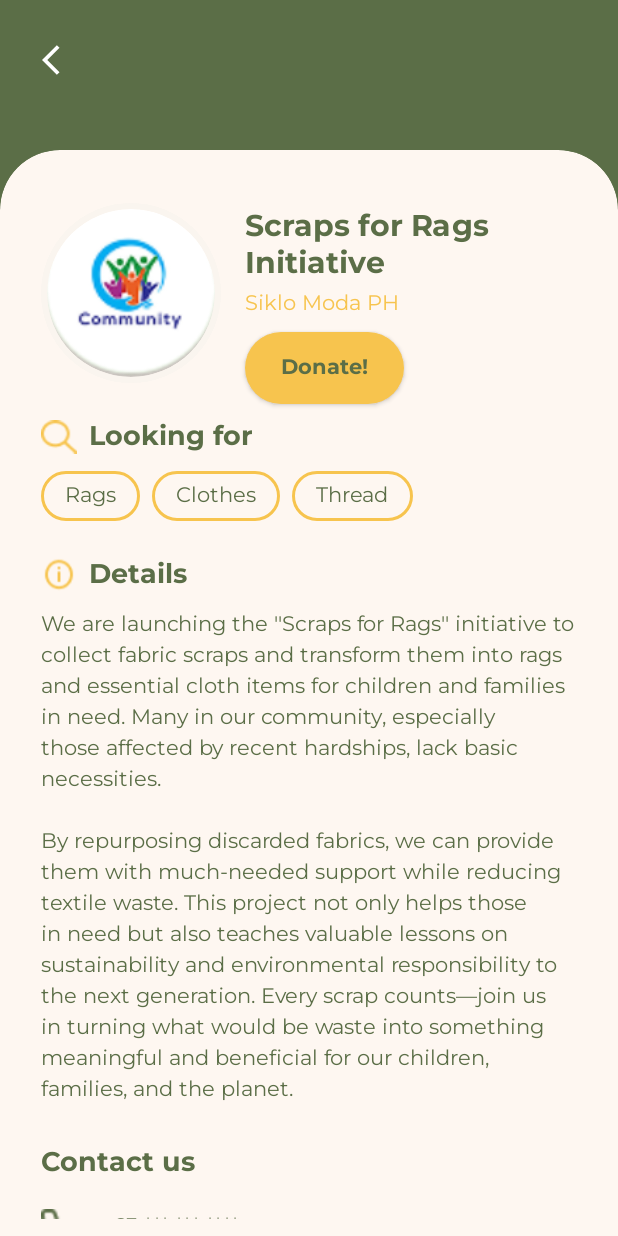
After one commit to mfsvelasquez/Retasify, an Android app: the fragment PartnerDetailFragment shown on its own in the app's theme, on a phone screen of 412 x 824 dp. The commit adds this screen. Run offline under Robolectric (Android 15) with nearby library versions, the phone set to English and light mode, and no system bars; our stand-ins replace CircleImageView.

Commit message:
done na ko

```diff
--- /dev/null
+++ b/app/src/main/java/com/nepobabies/retas/PartnerDetailFragment.kt
@@ -0,0 +1,6 @@
+package com.nepobabies.retas
+
+import androidx.fragment.app.Fragment
+
+class PartnerDetailFragment : Fragment(R.layout.fragment_partner_detail) {
+}
--- a/app/src/main/java/com/nepobabies/retas/UpcycleFragment.kt
+++ b/app/src/main/java/com/nepobabies/retas/UpcycleFragment.kt
@@ -5,6 +5,10 @@ import androidx.fragment.app.Fragment
 import android.view.LayoutInflater
 import android.view.View
 import android.view.ViewGroup
+import android.widget.ImageView
+import androidx.core.view.children
+import androidx.navigation.fragment.findNavController
+import androidx.gridlayout.widget.GridLayout
 
 class UpcycleFragment : Fragment() {
 
@@ -12,7 +16,29 @@ class UpcycleFragment : Fragment() {
         inflater: LayoutInflater, container: ViewGroup?,
         savedInstanceState: Bundle?
     ): View? {
-        // Inflate the layout for this fragment
         return inflater.inflate(R.layout.fragment_upcycle, container, false)
     }
+
+    override fun onViewCreated(view: View, savedInstanceState: Bundle?) {
+        super.onViewCreated(view, savedInstanceState)
+
+        val onLogoClickListener = View.OnClickListener {
+            findNavController().navigate(R.id.action_upcycleFragment_to_partnerDetailFragment)
+        }
+
+        val communitiesGrid = view.findViewById<GridLayout>(R.id.grid_local_communities)
+        val companiesGrid = view.findViewById<GridLayout>(R.id.grid_companies)
+
+        for (child in communitiesGrid.children) {
+            if (child is ImageView) {
+
+                child.setOnClickListener(onLogoClickListener)
+            }
+        }
+        for (child in companiesGrid.children) {
+            if (child is ImageView) {
+                child.setOnClickListener(onLogoClickListener)
+            }
+        }
+    }
 }
--- /dev/null
+++ b/app/src/main/res/drawable/bg_tag_pill.xml
@@ -0,0 +1,13 @@
+<?xml version="1.0" encoding="utf-8"?><shape xmlns:android="http://schemas.android.com/apk/res/android"
+    android:shape="rectangle">
+
+    <solid android:color="@android:color/transparent" />
+
+
+    <stroke
+        android:width="2dp"
+        android:color="@color/vibrant_yellow" />
+
+    <corners android:radius="20dp" />
+
+</shape>
--- /dev/null
+++ b/app/src/main/res/layout/fragment_partner_detail.xml
@@ -0,0 +1,304 @@
+<?xml version="1.0" encoding="utf-8"?>
+<androidx.coordinatorlayout.widget.CoordinatorLayout xmlns:android="http://schemas.android.com/apk/res/android"
+    xmlns:app="http://schemas.android.com/apk/res-auto"
+    xmlns:tools="http://schemas.android.com/tools"
+    android:layout_width="match_parent"
+    android:layout_height="match_parent"
+    android:background="@color/dark_green"
+    tools:context=".PartnerDetailFragment">
+
+    <ImageButton
+        android:id="@+id/button_back"
+        android:layout_width="48dp"
+        android:layout_height="48dp"
+        android:layout_marginStart="16dp"
+        android:layout_marginTop="16dp"
+        android:background="?attr/selectableItemBackgroundBorderless"
+        android:contentDescription="Back"
+        android:src="@drawable/ic_arrow_back"
+        app:tint="@color/white" />
+
+    <com.google.android.material.card.MaterialCardView
+        android:id="@+id/materialCardView"
+        style="@style/TopRoundedCard"
+        android:layout_width="match_parent"
+        android:layout_height="match_parent"
+        android:layout_marginTop="100dp"
+        app:cardBackgroundColor="#FEF7F1"
+        app:cardElevation="0dp">
+
+        <androidx.core.widget.NestedScrollView
+            android:layout_width="match_parent"
+            android:layout_height="match_parent">
+
+            <androidx.constraintlayout.widget.ConstraintLayout
+                android:layout_width="match_parent"
+                android:layout_height="wrap_content"
+                android:padding="16dp"
+                android:paddingBottom="100dp">
+
+
+                <de.hdodenhof.circleimageview.CircleImageView
+                    android:id="@+id/header_logo"
+                    android:layout_width="120dp"
+                    android:layout_height="120dp"
+                    android:layout_marginTop="8dp"
+                    android:src="@drawable/logo_community"
+                    app:civ_border_color="@color/beige"
+                    app:civ_border_width="4dp"
+                    app:layout_constraintStart_toStartOf="parent"
+                    app:layout_constraintTop_toTopOf="parent" />
+
+                <TextView
+                    android:id="@+id/header_title"
+                    android:layout_width="0dp"
+                    android:layout_height="wrap_content"
+                    android:layout_marginStart="16dp"
+                    android:fontFamily="@font/montserrat_bold"
+                    android:text="Scraps for Rags Initiative"
+                    android:textColor="@color/dark_green"
+                    android:textSize="20sp"
+                    app:layout_constraintEnd_toEndOf="parent"
+                    app:layout_constraintStart_toEndOf="@+id/header_logo"
+                    app:layout_constraintTop_toTopOf="@+id/header_logo"
+                    app:layout_constraintVertical_chainStyle="packed"
+                    tools:ignore="MissingConstraints" />
+
+                <TextView
+                    android:id="@+id/header_subtitle"
+                    android:layout_width="0dp"
+                    android:layout_height="wrap_content"
+                    android:fontFamily="@font/montserrat_regular"
+                    android:text="Siklo Moda PH"
+                    android:textColor="@color/vibrant_yellow"
+                    android:textSize="14sp"
+                    app:layout_constraintEnd_toEndOf="@+id/header_title"
+                    app:layout_constraintStart_toStartOf="@+id/header_title"
+                    app:layout_constraintTop_toBottomOf="@+id/header_title" />
+
+                <androidx.appcompat.widget.AppCompatButton
+                    android:id="@+id/button_donate"
+                    android:layout_width="wrap_content"
+                    android:layout_height="48dp"
+                    android:layout_marginTop="8dp"
+                    android:background="@drawable/bg_button_rounded"
+                    android:fontFamily="@font/montserrat_bold"
+                    android:paddingStart="24dp"
+                    android:paddingEnd="24dp"
+                    android:text="Donate!"
+                    android:textAllCaps="false"
+                    android:textColor="@color/dark_green"
+                    android:textSize="14sp"
+                    app:layout_constraintStart_toStartOf="@id/header_subtitle"
+                    app:layout_constraintTop_toBottomOf="@id/header_subtitle" />
+
+                <androidx.constraintlayout.widget.Group
+                    android:id="@+id/header_text_group"
+                    android:layout_width="wrap_content"
+                    android:layout_height="wrap_content"
+                    app:constraint_referenced_ids="header_title,header_subtitle,button_donate"
+                    app:layout_constraintTop_toTopOf="@id/header_logo"
+                    app:layout_constraintBottom_toBottomOf="@id/header_logo"/>
+
+                <Space
+                    android:id="@+id/spacer"
+                    android:layout_width="match_parent"
+                    android:layout_height="24dp"
+                    app:layout_constraintTop_toBottomOf="@id/header_logo"/>
+
+                <ImageView
+                    android:id="@+id/icon_looking_for"
+                    android:layout_width="24dp"
+                    android:layout_height="24dp"
+                    android:src="@drawable/ic_search"
+                    app:layout_constraintStart_toStartOf="parent"
+                    app:layout_constraintTop_toBottomOf="@+id/spacer"
+                    app:tint="@color/vibrant_yellow" />
+
+                <TextView
+                    android:id="@+id/label_looking_for"
+                    android:layout_width="wrap_content"
+                    android:layout_height="wrap_content"
+                    android:layout_marginStart="8dp"
+                    android:fontFamily="@font/montserrat_bold"
+                    android:text="Looking for"
+                    android:textColor="@color/dark_green"
+                    android:textSize="18sp"
+                    app:layout_constraintBottom_toBottomOf="@+id/icon_looking_for"
+                    app:layout_constraintStart_toEndOf="@+id/icon_looking_for"
+                    app:layout_constraintTop_toTopOf="@+id/icon_looking_for" />
+
+                <LinearLayout
+                    android:id="@+id/tags_container"
+                    android:layout_width="wrap_content"
+                    android:layout_height="wrap_content"
+                    android:orientation="horizontal"
+                    android:layout_marginTop="8dp"
+                    app:layout_constraintStart_toStartOf="parent"
+                    app:layout_constraintTop_toBottomOf="@id/label_looking_for">
+
+                    <TextView
+                        android:layout_width="wrap_content"
+                        android:layout_height="wrap_content"
+                        android:background="@drawable/bg_tag_pill"
+                        android:fontFamily="@font/montserrat_regular"
+                        android:paddingHorizontal="16dp"
+                        android:paddingVertical="6dp"
+                        android:text="Rags"
+                        android:textColor="@color/dark_green"
+                        android:textSize="14sp" />
+                    <TextView
+                        android:layout_width="wrap_content"
+                        android:layout_height="wrap_content"
+                        android:layout_marginStart="8dp"
+                        android:background="@drawable/bg_tag_pill"
+                        android:fontFamily="@font/montserrat_regular"
+                        android:paddingHorizontal="16dp"
+                        android:paddingVertical="6dp"
+                        android:text="Clothes"
+                        android:textColor="@color/dark_green"
+                        android:textSize="14sp" />
+                    <TextView
+                        android:layout_width="wrap_content"
+                        android:layout_height="wrap_content"
+                        android:layout_marginStart="8dp"
+                        android:background="@drawable/bg_tag_pill"
+                        android:fontFamily="@font/montserrat_regular"
+                        android:paddingHorizontal="16dp"
+                        android:paddingVertical="6dp"
+                        android:text="Thread"
+                        android:textColor="@color/dark_green"
+                        android:textSize="14sp" />
+                </LinearLayout>
+
+                <ImageView
+                    android:id="@+id/icon_details"
+                    android:layout_width="24dp"
+                    android:layout_height="24dp"
+                    android:layout_marginTop="24dp"
+                    android:src="@drawable/ic_info"
+                    app:layout_constraintStart_toStartOf="parent"
+                    app:layout_constraintTop_toBottomOf="@+id/tags_container"
+                    app:tint="@color/vibrant_yellow" />
+
+                <TextView
+                    android:id="@+id/label_details"
+                    android:layout_width="wrap_content"
+                    android:layout_height="wrap_content"
+                    android:layout_marginStart="8dp"
+                    android:fontFamily="@font/montserrat_bold"
+                    android:text="Details"
+                    android:textColor="@color/dark_green"
+                    android:textSize="18sp"
+                    app:layout_constraintBottom_toBottomOf="@+id/icon_details"
+                    app:layout_constraintStart_toEndOf="@+id/icon_details"
+                    app:layout_constraintTop_toTopOf="@+id/icon_details" />
+
+                <TextView
+                    android:id="@+id/text_details_content"
+                    android:layout_width="0dp"
+                    android:layout_height="wrap_content"
+                    android:layout_marginTop="8dp"
+                    android:fontFamily="@font/montserrat_regular"
+                    android:lineSpacingExtra="4dp"
+                    android:text="We are launching the &quot;Scraps for Rags&quot; initiative to collect fabric scraps and transform them into rags and essential cloth items for children and families in need. Many in our community, especially those affected by recent hardships, lack basic necessities.\n\nBy repurposing discarded fabrics, we can provide them with much-needed support while reducing textile waste. This project not only helps those in need but also teaches valuable lessons on sustainability and environmental responsibility to the next generation. Every scrap counts—join us in turning what would be waste into something meaningful and beneficial for our children, families, and the planet."
+                    android:textColor="@color/dark_green"
+                    android:textSize="14sp"
+                    app:layout_constraintEnd_toEndOf="parent"
+                    app:layout_constraintStart_toStartOf="parent"
+                    app:layout_constraintTop_toBottomOf="@id/label_details" />
+                <!-- "DETAILS" SECTION ENDS HERE -->
+
+                <!-- "CONTACT US" SECTION STARTS HERE -->
+                <TextView
+                    android:id="@+id/label_contact"
+                    android:layout_width="wrap_content"
+                    android:layout_height="wrap_content"
+                    android:layout_marginTop="24dp"
+                    android:fontFamily="@font/montserrat_bold"
+                    android:text="Contact us"
+                    android:textColor="@color/dark_green"
+                    android:textSize="18sp"
+                    app:layout_constraintStart_toStartOf="parent"
+                    app:layout_constraintTop_toBottomOf="@id/text_details_content" />
+
+                <!-- Phone -->
+                <ImageView
+                    android:id="@+id/icon_phone"
+                    android:layout_width="24dp"
+                    android:layout_height="24dp"
+                    android:layout_marginTop="16dp"
+                    android:src="@drawable/ic_phone"
+                    app:layout_constraintStart_toStartOf="parent"
+                    app:layout_constraintTop_toBottomOf="@id/label_contact"
+                    app:tint="@color/dark_green" />
+
+                <TextView
+                    android:id="@+id/text_phone"
+                    android:layout_width="wrap_content"
+                    android:layout_height="wrap_content"
+                    android:layout_marginStart="16dp"
+                    android:fontFamily="@font/montserrat_regular"
+                    android:text="+63 *** *** ****"
+                    android:textColor="@color/dark_green"
+                    android:textSize="14sp"
+                    app:layout_constraintBottom_toBottomOf="@id/icon_phone"
+                    app:layout_constraintStart_toEndOf="@id/icon_phone"
+                    app:layout_constraintTop_toTopOf="@id/icon_phone" />
+
+                <!-- Email -->
+                <ImageView
+                    android:id="@+id/icon_email"
+                    android:layout_width="24dp"
+                    android:layout_height="24dp"
+                    android:layout_marginTop="12dp"
+                    android:src="@drawable/ic_email"
+                    app:layout_constraintStart_toStartOf="parent"
+                    app:layout_constraintTop_toBottomOf="@id/icon_phone"
+                    app:tint="@color/dark_green" />
+
+                <TextView
+                    android:id="@+id/text_email"
+                    android:layout_width="wrap_content"
+                    android:layout_height="wrap_content"
+                    android:layout_marginStart="16dp"
+                    android:fontFamily="@font/montserrat_regular"
+                    android:text="lucci.fgl@gmail.com"
+                    android:textColor="@color/dark_green"
+                    android:textSize="14sp"
+                    app:layout_constraintBottom_toBottomOf="@id/icon_email"
+                    app:layout_constraintStart_toEndOf="@id/icon_email"
+                    app:layout_constraintTop_toTopOf="@id/icon_email" />
+
+                <!-- Facebook -->
+                <ImageView
+                    android:id="@+id/icon_facebook"
+                    android:layout_width="24dp"
+                    android:layout_height="24dp"
+                    android:layout_marginTop="12dp"
+                    android:src="@drawable/ic_facebook"
+                    app:layout_constraintStart_toStartOf="parent"
+                    app:layout_constraintTop_toBottomOf="@id/icon_email"
+                    app:tint="@color/dark_green" />
+
+                <TextView
+                    android:id="@+id/text_facebook"
+                    android:layout_width="wrap_content"
+                    android:layout_height="wrap_content"
+                    android:layout_marginStart="16dp"
+                    android:fontFamily="@font/montserrat_regular"
+                    android:text="Ania Luisse"
+                    android:textColor="@color/dark_green"
+                    android:textSize="14sp"
+                    app:layout_constraintBottom_toBottomOf="@id/icon_facebook"
+                    app:layout_constraintStart_toEndOf="@id/icon_facebook"
+                    app:layout_constraintTop_toTopOf="@id/icon_facebook" />
+                <!-- "CONTACT US" SECTION ENDS HERE -->
+
+            </androidx.constraintlayout.widget.ConstraintLayout>
+
+        </androidx.core.widget.NestedScrollView>
+
+    </com.google.android.material.card.MaterialCardView>
+
+</androidx.coordinatorlayout.widget.CoordinatorLayout>
--- a/app/src/main/res/navigation/nav_graph.xml
+++ b/app/src/main/res/navigation/nav_graph.xml
@@ -22,4 +22,20 @@
         android:label="fragment_clothes_page"
         tools:layout="@layout/fragment_clothes_page" />
 
+    <fragment
+        android:id="@+id/upcycleFragment"
+        android:name="com.nepobabies.retas.UpcycleFragment"
+        android:label="fragment_upcycle"
+        tools:layout="@layout/fragment_upcycle" >
+        <action
+            android:id="@+id/action_upcycleFragment_to_partnerDetailFragment"
+            app:destination="@id/partnerDetailFragment" />
+    </fragment>
+
+    <fragment
+        android:id="@+id/partnerDetailFragment"
+        android:name="com.nepobabies.retas.PartnerDetailFragment"
+        android:label="fragment_partner_detail"
+        tools:layout="@layout/fragment_partner_detail" />
+
 </navigation>
--- a/app/src/main/res/values/colors.xml
+++ b/app/src/main/res/values/colors.xml
@@ -16,5 +16,7 @@
     <color name="light_grey">#8A8A8A</color>
     <color name="vibrant_yellow">#F7C44E</color>
     <color name="hint_text_gray">#C5C5C5</color>
+    <color name="button_yellow">#F7C44E</color>
+
 
 </resources>
```
Also changed, not shown: app/build.gradle.kts (+14 -1 lines), app/src/main/res/drawable/ic_email.png (added), app/src/main/res/drawable/ic_info.png (added), app/src/main/res/drawable/ic_phone.png (added), app/src/main/res/drawable/ic_search.png (added).
